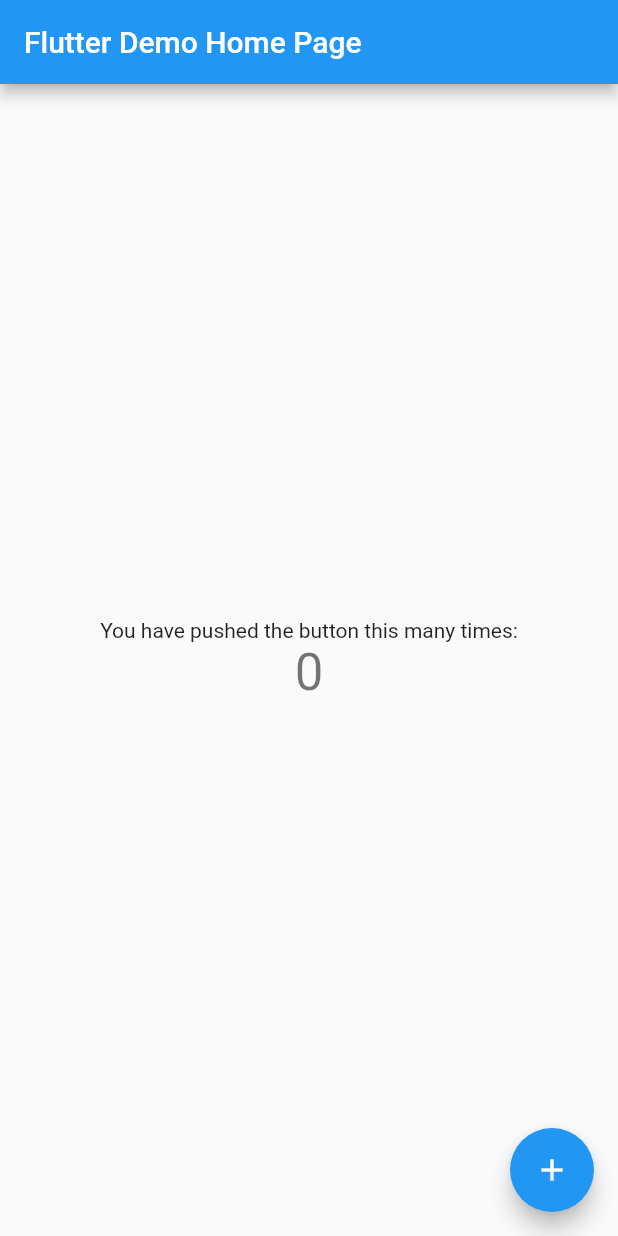
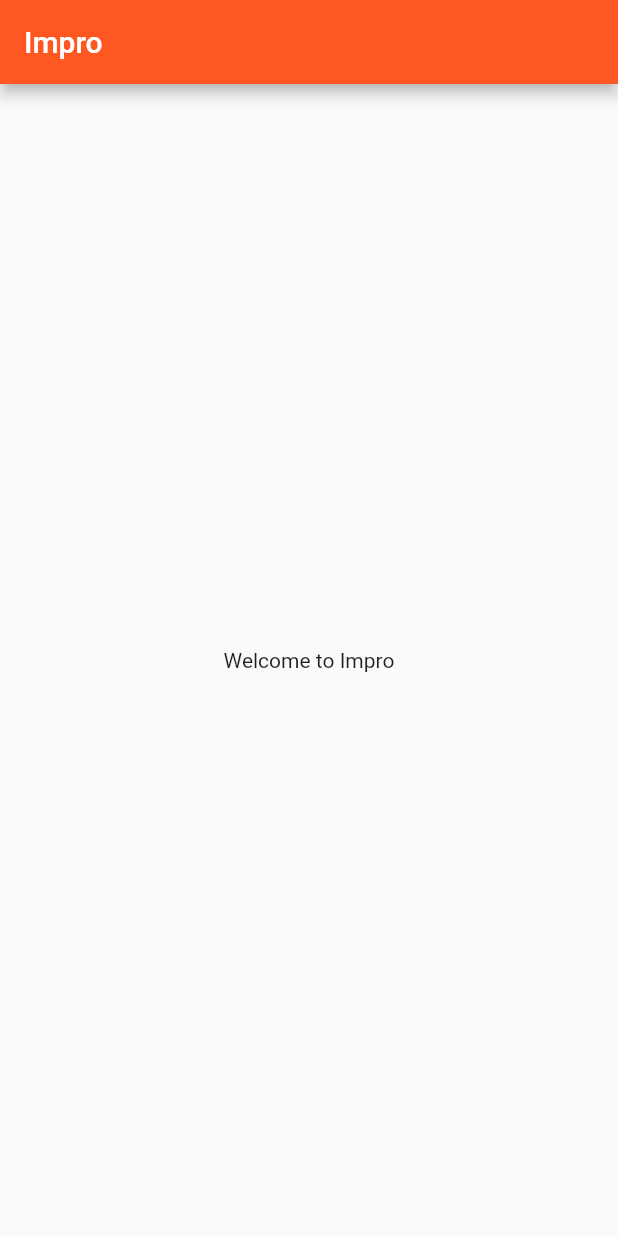
Before and after one commit to alorwu/impro, a Flutter app: the screen it shows after launch, on a phone screen of 412 x 824 dp. Run offline on Flutter 3.47's test engine with Material 2 defaults, Android fonts, the phone set to English and light mode, and no system bars; missing offline and left inert: onesignal_flutter.

```diff
--- a/lib/main.dart
+++ b/lib/main.dart
@@ -1,4 +1,7 @@
 import 'package:flutter/material.dart';
+import 'package:onesignal_flutter/onesignal_flutter.dart';
+
+import 'env/.env.dart';
 
 void main() => runApp(MyApp());
 
@@ -7,35 +10,17 @@ class MyApp extends StatelessWidget {
   @override
   Widget build(BuildContext context) {
     return MaterialApp(
-      title: 'Flutter Demo',
+      title: 'Impro App',
       theme: ThemeData(
-        // This is the theme of your application.
-        //
-        // Try running your application with "flutter run". You'll see the
-        // application has a blue toolbar. Then, without quitting the app, try
-        // changing the primarySwatch below to Colors.green and then invoke
-        // "hot reload" (press "r" in the console where you ran "flutter run",
-        // or simply save your changes to "hot reload" in a Flutter IDE).
-        // Notice that the counter didn't reset back to zero; the application
-        // is not restarted.
-        primarySwatch: Colors.blue,
+        primarySwatch: Colors.deepOrange,
       ),
-      home: MyHomePage(title: 'Flutter Demo Home Page'),
+      home: MyHomePage(title: 'Impro'),
     );
   }
 }
 
 class MyHomePage extends StatefulWidget {
   MyHomePage({Key key, this.title}) : super(key: key);
-
-  // This widget is the home page of your application. It is stateful, meaning
-  // that it has a State object (defined below) that contains fields that affect
-  // how it looks.
-
-  // This class is the configuration for the state. It holds the values (in this
-  // case the title) provided by the parent (in this case the App widget) and
-  // used by the build method of the State. Fields in a Widget subclass are
-  // always marked "final".
 
   final String title;
 
@@ -44,68 +29,82 @@ class MyHomePage extends StatefulWidget {
 }
 
 class _MyHomePageState extends State<MyHomePage> {
-  int _counter = 0;
 
-  void _incrementCounter() {
-    setState(() {
-      // This call to setState tells the Flutter framework that something has
-      // changed in this State, which causes it to rerun the build method below
-      // so that the display can reflect the updated values. If we changed
-      // _counter without calling setState(), then the build method would not be
-      // called again, and so nothing would appear to happen.
-      _counter++;
+  @override
+  void initState() {
+    super.initState();
+    initPlatformState();
+  }
+
+  // Platform messages are asynchronous, so we initialize in an async method.
+  Future<void> initPlatformState() async {
+    if (!mounted) return;
+
+//    OneSignal.shared.setLogLevel(OSLogLevel.verbose, OSLogLevel.debug);
+
+    OneSignal.shared.init(
+        environment['onesignal_app_id'],
+        iOSSettings: {
+          OSiOSSettings.autoPrompt: true,
+          OSiOSSettings.inAppLaunchUrl: true
+        }
+    );
+
+    OneSignal.shared.setInFocusDisplayType(OSNotificationDisplayType.notification);
+
+    OneSignal.shared.setNotificationReceivedHandler((OSNotification notification) {
+      // will be called whenever a notification is received
     });
+
+    OneSignal.shared.setNotificationOpenedHandler((OSNotificationOpenedResult result) {
+      // will be called whenever a notification is opened/button pressed.
+    });
+
+    OneSignal.shared.setPermissionObserver((OSPermissionStateChanges changes) {
+      // will be called whenever the permission changes
+      // (ie. user taps Allow on the permission prompt in iOS)
+    });
+
+    OneSignal.shared.setSubscriptionObserver((OSSubscriptionStateChanges changes) {
+      // will be called whenever the subscription changes
+      //(ie. user gets registered with OneSignal and gets a user ID)
+    });
+
+    OneSignal.shared.setEmailSubscriptionObserver((OSEmailSubscriptionStateChanges emailChanges) {
+      // will be called whenever then user's email subscription changes
+      // (ie. OneSignal.setEmail(email) is called and the user gets registered
+    });
+
+    // For each of the above functions, you can also pass in a
+    // reference to a function as well:
+    void _handleNotificationReceived(OSNotification notification) {
+
+    }
+
+    // Show Settings if the user has already denied push notification permissions
+    OneSignal.shared.promptUserForPushNotificationPermission(fallbackToSettings: true);
+
+    void main() {
+      OneSignal.shared.setNotificationReceivedHandler(_handleNotificationReceived);
+    }
   }
 
   @override
   Widget build(BuildContext context) {
-    // This method is rerun every time setState is called, for instance as done
-    // by the _incrementCounter method above.
-    //
-    // The Flutter framework has been optimized to make rerunning build methods
-    // fast, so that you can just rebuild anything that needs updating rather
-    // than having to individually change instances of widgets.
     return Scaffold(
       appBar: AppBar(
-        // Here we take the value from the MyHomePage object that was created by
-        // the App.build method, and use it to set our appbar title.
         title: Text(widget.title),
       ),
       body: Center(
-        // Center is a layout widget. It takes a single child and positions it
-        // in the middle of the parent.
         child: Column(
-          // Column is also a layout widget. It takes a list of children and
-          // arranges them vertically. By default, it sizes itself to fit its
-          // children horizontally, and tries to be as tall as its parent.
-          //
-          // Invoke "debug painting" (press "p" in the console, choose the
-          // "Toggle Debug Paint" action from the Flutter Inspector in Android
-          // Studio, or the "Toggle Debug Paint" command in Visual Studio Code)
-          // to see the wireframe for each widget.
-          //
-          // Column has various properties to control how it sizes itself and
-          // how it positions its children. Here we use mainAxisAlignment to
-          // center the children vertically; the main axis here is the vertical
-          // axis because Columns are vertical (the cross axis would be
-          // horizontal).
           mainAxisAlignment: MainAxisAlignment.center,
           children: <Widget>[
             Text(
-              'You have pushed the button this many times:',
-            ),
-            Text(
-              '$_counter',
-              style: Theme.of(context).textTheme.display1,
+              'Welcome to Impro',
             ),
           ],
         ),
       ),
-      floatingActionButton: FloatingActionButton(
-        onPressed: _incrementCounter,
-        tooltip: 'Increment',
-        child: Icon(Icons.add),
-      ), // This trailing comma makes auto-formatting nicer for build methods.
     );
   }
 }
```
Also changed, not shown: 6 other files.
